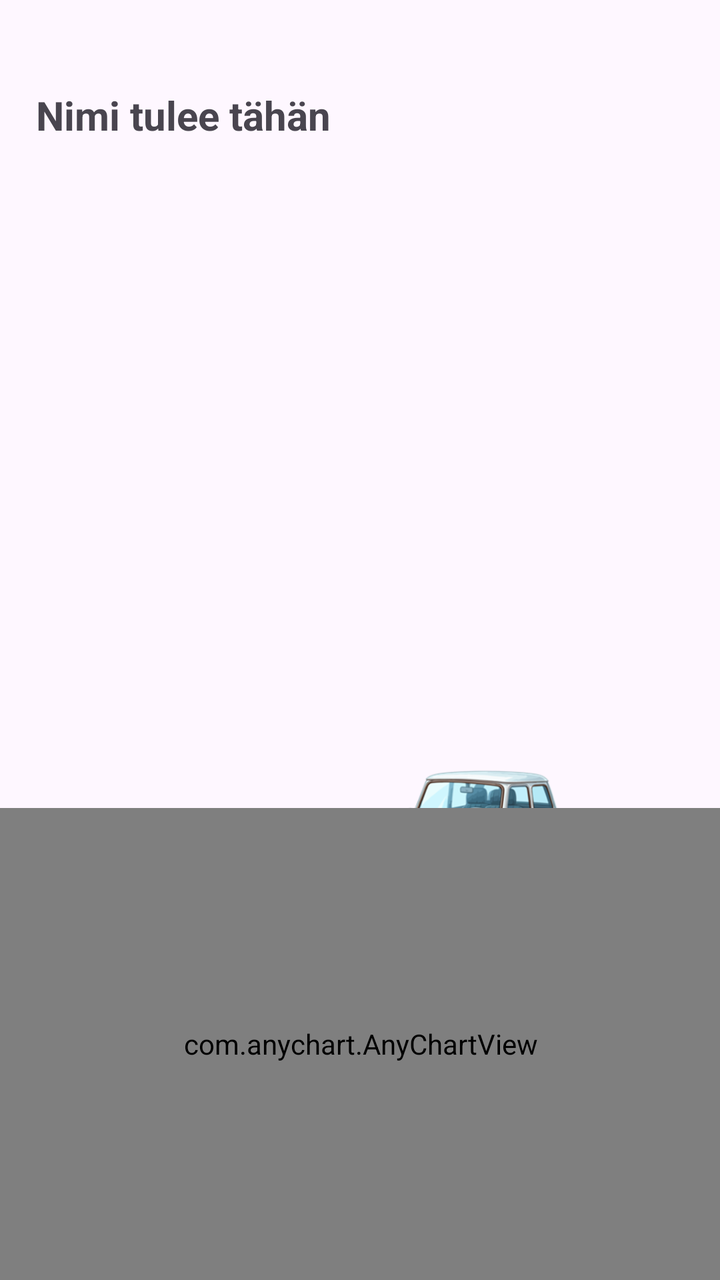
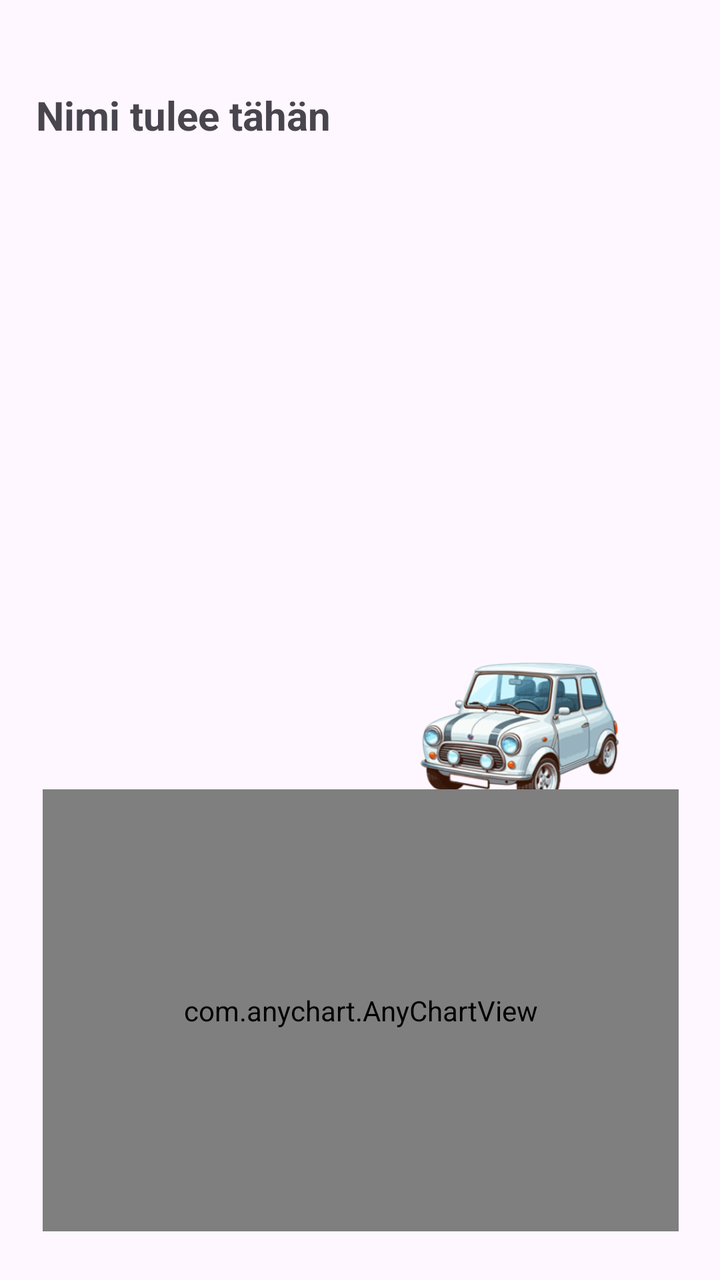

Before-and-after screenshots of an Android layout around one commit, followed by the original layout XML and the change that was made.
<!-- AndroidManifest.xml: application theme Theme.OO_Ohjelmointi_Projekti -->
<!-- res/layout/fragment_city_info.xml -->
<?xml version="1.0" encoding="utf-8"?>
<androidx.constraintlayout.widget.ConstraintLayout
    xmlns:android="http://schemas.android.com/apk/res/android"
    xmlns:app="http://schemas.android.com/apk/res-auto"
    xmlns:tools="http://schemas.android.com/tools"
    android:layout_width="match_parent"
    android:layout_height="match_parent"
    tools:context=".fragments.CityInfoFragment">

    <TextView
        android:id="@+id/TemperatureText"
        android:layout_width="318dp"
        android:layout_height="23dp"
        android:layout_marginTop="8dp"
        app:layout_constraintEnd_toEndOf="parent"
        app:layout_constraintHorizontal_bias="0.505"
        app:layout_constraintStart_toStartOf="parent"
        app:layout_constraintTop_toBottomOf="@+id/EmploymentSelfSufficiencyText" />

    <TextView
        android:id="@+id/WeatherDescriptionText"
        android:layout_width="318dp"
        android:layout_height="23dp"
        android:layout_marginTop="8dp"
        app:layout_constraintEnd_toEndOf="parent"
        app:layout_constraintHorizontal_bias="0.505"
        app:layout_constraintStart_toStartOf="parent"
        app:layout_constraintTop_toBottomOf="@+id/TemperatureText" />

    <TextView
        android:id="@+id/CarAmountText"
        android:layout_width="318dp"
        android:layout_height="23dp"
        android:layout_marginTop="8dp"
        app:layout_constraintEnd_toEndOf="parent"
        app:layout_constraintHorizontal_bias="0.505"
        app:layout_constraintStart_toStartOf="parent"
        app:layout_constraintTop_toBottomOf="@+id/WeatherDescriptionText" />

    <TextView
        android:id="@+id/EmploymentSelfSufficiencyText"
        android:layout_width="318dp"
        android:layout_height="23dp"
        android:layout_marginTop="8dp"
        app:layout_constraintEnd_toEndOf="parent"
        app:layout_constraintHorizontal_bias="0.505"
        app:layout_constraintStart_toStartOf="parent"
        app:layout_constraintTop_toBottomOf="@+id/EmploymentRateText" />

    <TextView
        android:id="@+id/EmploymentRateText"
        android:layout_width="318dp"
        android:layout_height="23dp"
        android:layout_marginTop="8dp"
        app:layout_constraintEnd_toEndOf="parent"
        app:layout_constraintHorizontal_bias="0.505"
        app:layout_constraintStart_toStartOf="parent"
        app:layout_constraintTop_toBottomOf="@+id/PopulationChangeText" />

    <TextView
        android:id="@+id/PopulationChangeText"
        android:layout_width="318dp"
        android:layout_height="23dp"
        android:layout_marginTop="8dp"
        app:layout_constraintEnd_toEndOf="parent"
        app:layout_constraintStart_toStartOf="parent"
        app:layout_constraintTop_toBottomOf="@+id/CityOnePopulationAmountText" />

    <TextView
        android:id="@+id/CityWikiUrlText"
        android:layout_width="318dp"
        android:layout_height="23dp"
        android:layout_marginTop="8dp"
        android:autoLink="web"
        android:linksClickable="true"
        app:layout_constraintEnd_toEndOf="parent"
        app:layout_constraintStart_toStartOf="parent"
        app:layout_constraintTop_toBottomOf="@+id/CityDescriptionText" />

    <TextView
        android:id="@+id/CityOnePopulationAmountText"
        android:layout_width="318dp"
        android:layout_height="23dp"
        android:layout_marginTop="8dp"
        app:layout_constraintEnd_toEndOf="parent"
        app:layout_constraintStart_toStartOf="parent"
        app:layout_constraintTop_toBottomOf="@+id/CityWikiUrlText" />

    <TextView
        android:id="@+id/CityDescriptionText"
        android:layout_width="318dp"
        android:layout_height="23dp"
        android:layout_marginTop="8dp"
        app:layout_constraintEnd_toEndOf="parent"
        app:layout_constraintStart_toStartOf="parent"
        app:layout_constraintTop_toBottomOf="@+id/CityOneNameText" />

    <TextView
        android:id="@+id/CityOneNameText"
        android:layout_width="324dp"
        android:layout_height="31dp"
        android:layout_marginTop="44dp"
        android:text="Nimi tulee tähän"
        android:textSize="20sp"
        android:textStyle="bold"
        app:layout_constraintEnd_toEndOf="parent"
        app:layout_constraintStart_toStartOf="parent"
        app:layout_constraintTop_toTopOf="parent" />

    <ImageView
        android:id="@+id/CarImageView"
        android:layout_width="175dp"
        android:layout_height="134dp"
        android:src="@drawable/car_tier_1"
        app:layout_constraintEnd_toEndOf="parent"
        app:layout_constraintHorizontal_bias="0.8"
        app:layout_constraintStart_toStartOf="parent"
        app:layout_constraintTop_toBottomOf="@+id/CarAmountText" />

    <com.anychart.AnyChartView
        android:id="@+id/populationChart"
        android:layout_width="416dp"
        android:layout_height="236dp"
        app:layout_constraintBottom_toBottomOf="parent"
        app:layout_constraintEnd_toEndOf="parent"
        app:layout_constraintStart_toStartOf="parent" />

</androidx.constraintlayout.widget.ConstraintLayout>
<!-- resources referenced by this layout -->
<resources>
  <!-- drawable car_tier_1: png bitmap (drawable, 109384 bytes) -->
  <style name="Theme.OO_Ohjelmointi_Projekti" parent="Base.Theme.OO_Ohjelmointi_Projekti" />
  <style name="Base.Theme.OO_Ohjelmointi_Projekti" parent="Theme.Material3.DayNight.NoActionBar">
          
          
      </style>
</resources>

<!-- the commit's change to res/layout/fragment_city_info.xml (unified diff, before → after) -->
@@ -19,21 +19,21 @@
 
     <TextView
         android:id="@+id/WeatherDescriptionText"
-        android:layout_width="318dp"
+        android:layout_width="150dp"
         android:layout_height="23dp"
         android:layout_marginTop="8dp"
         app:layout_constraintEnd_toEndOf="parent"
-        app:layout_constraintHorizontal_bias="0.505"
+        app:layout_constraintHorizontal_bias="0.18"
         app:layout_constraintStart_toStartOf="parent"
         app:layout_constraintTop_toBottomOf="@+id/TemperatureText" />
 
     <TextView
         android:id="@+id/CarAmountText"
-        android:layout_width="318dp"
+        android:layout_width="150dp"
         android:layout_height="23dp"
         android:layout_marginTop="8dp"
         app:layout_constraintEnd_toEndOf="parent"
-        app:layout_constraintHorizontal_bias="0.505"
+        app:layout_constraintHorizontal_bias="0.18"
         app:layout_constraintStart_toStartOf="parent"
         app:layout_constraintTop_toBottomOf="@+id/WeatherDescriptionText" />
 
@@ -111,18 +111,22 @@
         android:id="@+id/CarImageView"
         android:layout_width="175dp"
         android:layout_height="134dp"
+        android:layout_marginTop="8dp"
         android:src="@drawable/car_tier_1"
         app:layout_constraintEnd_toEndOf="parent"
-        app:layout_constraintHorizontal_bias="0.8"
+        app:layout_constraintHorizontal_bias="0.932"
         app:layout_constraintStart_toStartOf="parent"
-        app:layout_constraintTop_toBottomOf="@+id/CarAmountText" />
+        app:layout_constraintTop_toBottomOf="@+id/TemperatureText" />
 
     <com.anychart.AnyChartView
         android:id="@+id/populationChart"
-        android:layout_width="416dp"
-        android:layout_height="236dp"
+        android:layout_width="318dp"
+        android:layout_height="221dp"
+        android:layout_marginBottom="64dp"
         app:layout_constraintBottom_toBottomOf="parent"
         app:layout_constraintEnd_toEndOf="parent"
-        app:layout_constraintStart_toStartOf="parent" />
+        app:layout_constraintHorizontal_bias="0.505"
+        app:layout_constraintStart_toStartOf="parent"
+        app:layout_constraintTop_toBottomOf="@+id/CarImageView" />
 
 </androidx.constraintlayout.widget.ConstraintLayout>
